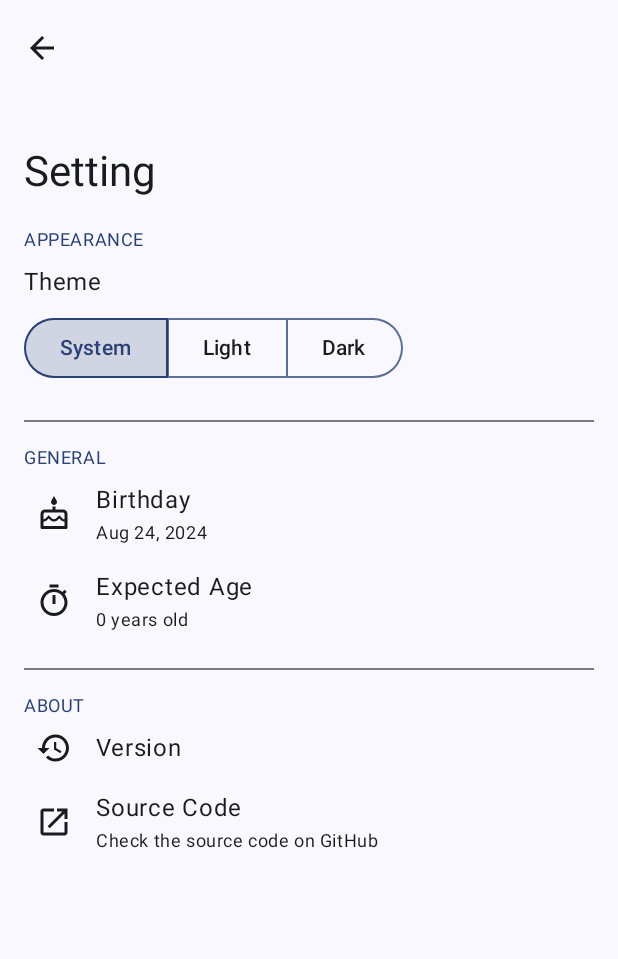
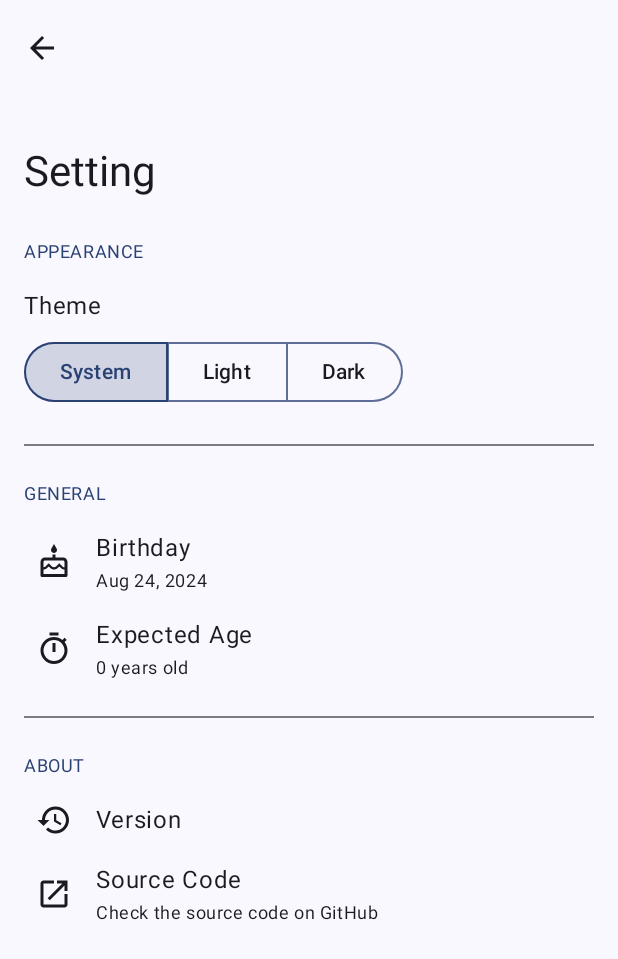
Before and after one commit to NatsuCamellia/LifeClock, an Android app built with Jetpack Compose: the SettingScreen screen opened through its navigation route, on a phone screen of 412 x 824 dp. Shown: the top 959 px of the screen. Run offline under Robolectric (Android 15) with nearby library versions, the phone set to English and light mode, and no system bars; 1 statement that could not run was skipped.

Commit message:
Apply nested scroll to settings screen

```diff
--- a/app/src/main/java/net/natsucamellia/lifeclock/ui/screens/SettingScreen.kt
+++ b/app/src/main/java/net/natsucamellia/lifeclock/ui/screens/SettingScreen.kt
@@ -14,7 +14,9 @@ import androidx.compose.foundation.layout.height
 import androidx.compose.foundation.layout.offset
 import androidx.compose.foundation.layout.padding
 import androidx.compose.foundation.layout.width
+import androidx.compose.foundation.rememberScrollState
 import androidx.compose.foundation.shape.RoundedCornerShape
+import androidx.compose.foundation.verticalScroll
 import androidx.compose.material.icons.Icons
 import androidx.compose.material.icons.automirrored.outlined.ArrowBack
 import androidx.compose.material.icons.automirrored.outlined.OpenInNew
@@ -36,7 +38,9 @@ import androidx.compose.material3.Scaffold
 import androidx.compose.material3.Slider
 import androidx.compose.material3.Text
 import androidx.compose.material3.TextButton
+import androidx.compose.material3.TopAppBarDefaults
 import androidx.compose.material3.rememberDatePickerState
+import androidx.compose.material3.rememberTopAppBarState
 import androidx.compose.runtime.Composable
 import androidx.compose.runtime.getValue
 import androidx.compose.runtime.mutableStateOf
@@ -45,6 +49,7 @@ import androidx.compose.runtime.setValue
 import androidx.compose.ui.Alignment
 import androidx.compose.ui.Modifier
 import androidx.compose.ui.graphics.vector.ImageVector
+import androidx.compose.ui.input.nestedscroll.nestedScroll
 import androidx.compose.ui.platform.LocalContext
 import androidx.compose.ui.res.stringResource
 import androidx.compose.ui.text.style.TextOverflow
@@ -68,6 +73,10 @@ fun SettingScreen(
     var openYearChip by remember { mutableStateOf(false) }
     val dateFormat = SimpleDateFormat.getDateInstance()
 
+    val scrollState = rememberScrollState()
+    val scrollBehavior = TopAppBarDefaults.exitUntilCollapsedScrollBehavior(
+        rememberTopAppBarState()
+    )
     Scaffold(
         topBar = {
             LargeTopAppBar(
@@ -83,15 +92,18 @@ fun SettingScreen(
                     }) {
                         Icon(imageVector = Icons.AutoMirrored.Outlined.ArrowBack, contentDescription = null)
                     }
-                }
+                },
+                scrollBehavior = scrollBehavior
             )
-        }
+        },
+        modifier = Modifier.nestedScroll(scrollBehavior.nestedScrollConnection)
     ) { paddingValues ->
         Column(
             modifier = Modifier
                 .fillMaxSize()
                 .padding(paddingValues)
                 .padding(horizontal = 16.dp)
+                .verticalScroll(scrollState)
         ) {
             SettingsCategory("Appearance")
             ButtonGroupPref(
@@ -184,6 +196,7 @@ fun SettingsCategory(
     Row(
         modifier = Modifier
             .fillMaxWidth()
+            .padding(vertical = 8.dp)
     ) {
         Text(
             text = title.uppercase(),
```
